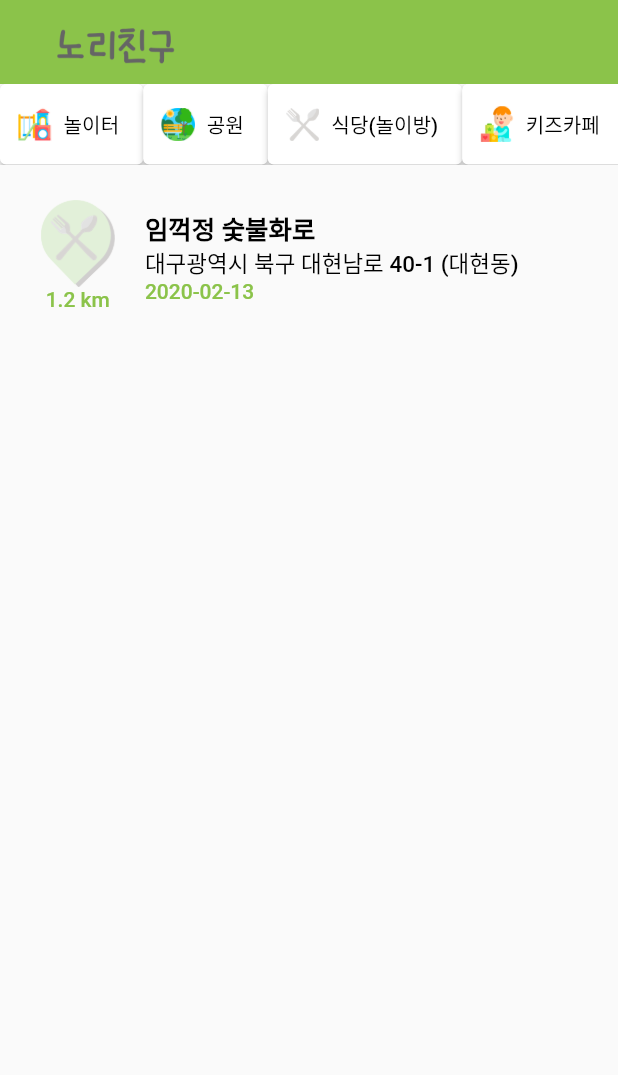
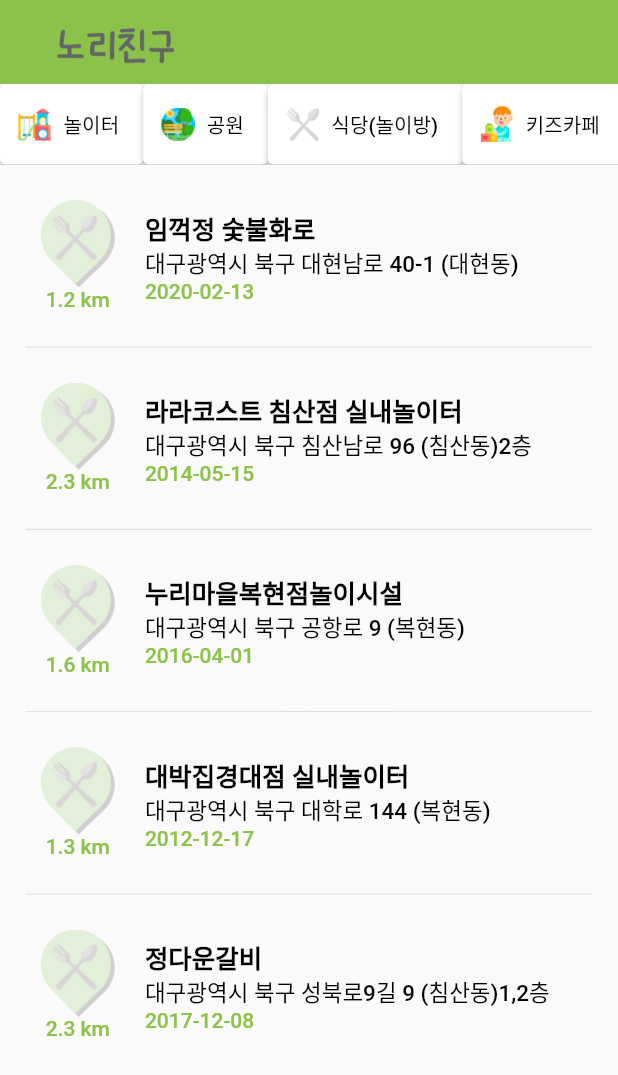
Before and after one commit to thing-zoo/playmate, a Flutter app: the screen it shows after launch, after a tap on "식당(놀이방)", on a phone screen of 412 x 824 dp. Shown: the top 1075 px of the screen. Run offline on Flutter 3.47's test engine with Material 2 defaults, Android fonts, the phone set to English and light mode, and no system bars; our stand-ins replace cloud_firestore, firebase_core, flutter_screenutil, geolocator, google_maps_flutter; accounts and stored records are empty; statements that could not run were skipped.

Commit message:
식당 데이터 추가

```diff
--- a/lib/screens/map/datas/map_datas.dart
+++ b/lib/screens/map/datas/map_datas.dart
@@ -107,6 +107,7 @@ class Map_datas{
       firstDate: "2008-03-28",
       checkDate: "2020-06-23",
     ));
+
     map_datas.add(new Map_data_form(
       name:"노원보성타운 어린이놀이터",
       arr:"대구 북구 침산동105-87",
@@ -119,5 +120,55 @@ class Map_datas{
       firstDate: "2010-04-28",
       checkDate: "2020-06-23",
     ));
+
+    map_datas.add(new Map_data_form(
+      name:"라라코스트 침산점 실내놀이터",
+      arr:"대구광역시 북구 침산남로 96 (침산동)2층",
+      position: LatLng(35.8889516, 128.586259),
+      category:"식당",
+      categoryN: 2,
+      facilityInfo: ["조합놀이대", "고무바닥재"],
+      good: false,
+      insurnace: true,
+      firstDate: "2014-05-15",
+      checkDate: "2020-05-14",
+    ));
+
+    map_datas.add(new Map_data_form(
+      name:"누리마을복현점놀이시설",
+      arr:"대구광역시 북구 공항로 9 (복현동)",
+      position: LatLng(35.8981871,128.616103),
+      category:"식당",
+      categoryN: 2,
+      facilityInfo: ["조합놀이대", "고무바닥재"],
+      good: false,
+      insurnace: true,
+      firstDate: "2016-04-01",
+      checkDate: "2020-06-23",
+    ));
+    map_datas.add(new Map_data_form(
+      name:"대박집경대점 실내놀이터",
+      arr:"대구광역시 북구 대학로 144 (복현동)",
+      position: LatLng(35.8964108, 128.614173),
+      category:"식당",
+      categoryN: 2,
+      facilityInfo: ["조합놀이대", "고무바닥재"],
+      good: false,
+      insurnace: true,
+      firstDate: "2012-12-17",
+      checkDate: "2020-04-09",
+    ));
+    map_datas.add(new Map_data_form(
+      name:"정다운갈비",
+      arr:"대구광역시 북구 성북로9길 9 (침산동)1,2층",
+      position: LatLng(35.8922118, 128.587775),
+      category:"식당",
+      categoryN: 2,
+      facilityInfo: ["조합놀이대", "고무바닥재"],
+      good: false,
+      insurnace: true,
+      firstDate: "2017-12-08",
+      checkDate: "2020-06-23",
+    ));
   }
 }
--- a/lib/screens/map/map_screen.dart
+++ b/lib/screens/map/map_screen.dart
@@ -67,7 +67,7 @@ class _MapScreenState extends State<MapScreen> {
           getTemp = Map_data_form();
           getTemp.name = datas[i]["ciName"];
           if(categoryMap.containsKey(datas[i]["category"])) getTemp.categoryN = categoryMap[datas[i]["category"]];
-
+          if(getTemp.categoryN == 2) print(getTemp.name);
           lat = datas[i]["lat"];
           lng = datas[i]["lng"];
           getTemp.position = LatLng(lat, lng);
```
